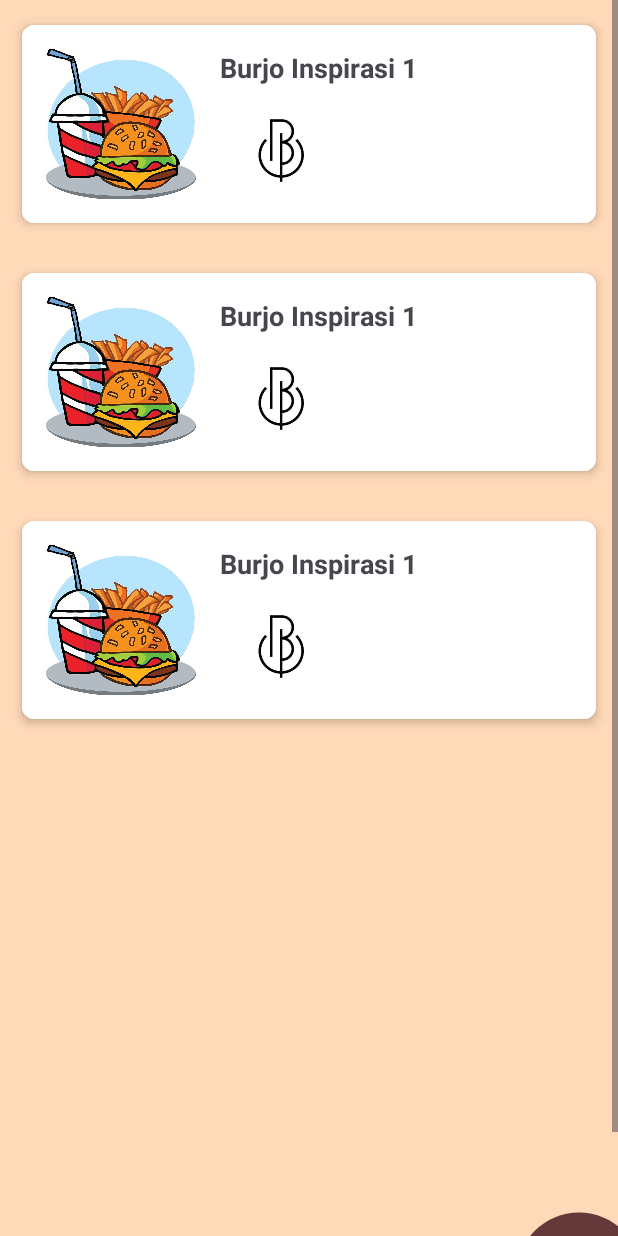
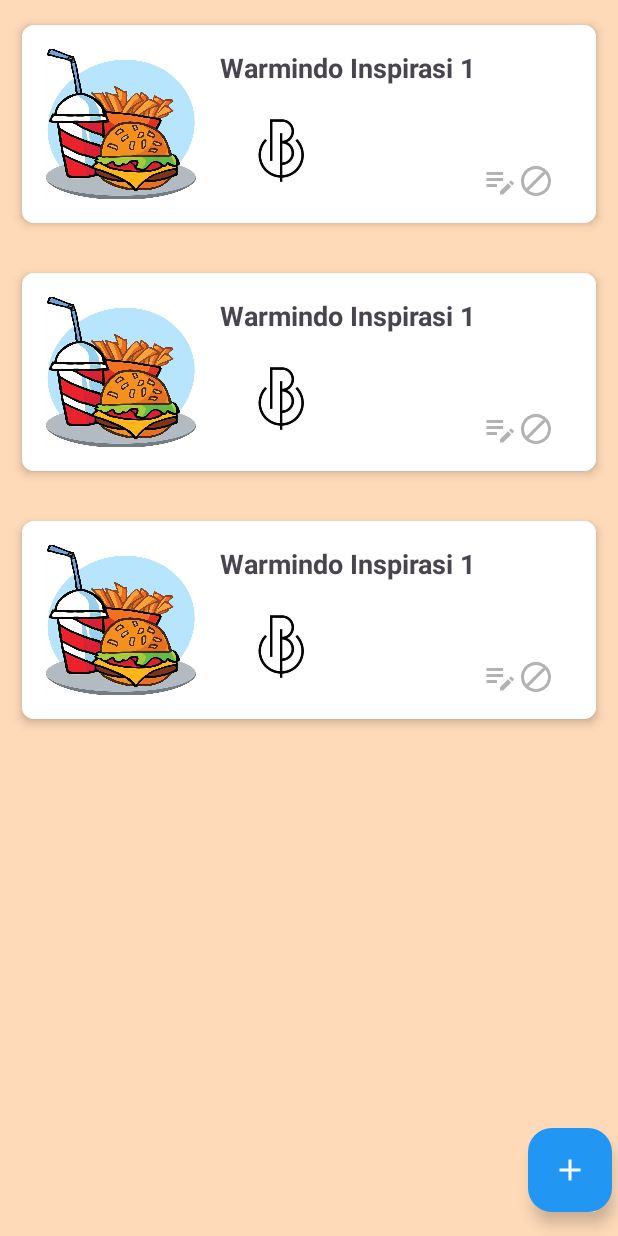
Before and after one commit to salsabilatuadaa/ProjectPBP, an Android app: the layout activity_warung.xml on its own in the app's theme, with its tools: preview values and no code run, on a phone screen of 412 x 824 dp. Run offline under Robolectric (Android 15) with nearby library versions, the phone set to English and light mode, and no system bars.

Commit message:
routing back menu, warung

```diff
--- a/app/src/main/AndroidManifest.xml
+++ b/app/src/main/AndroidManifest.xml
@@ -14,12 +14,15 @@
         tools:targetApi="31">
         <activity
             android:name=".Activity.CreateMenuActivity"
+            android:parentActivityName=".Activity.ListMenuActivity"
             android:exported="false" />
         <activity
             android:name=".Activity.DetailMenuActivity"
+            android:parentActivityName=".Activity.ListMenuActivity"
             android:exported="false" />
         <activity
             android:name=".Activity.ListMenuActivity"
+            android:parentActivityName=".Activity.MainActivity"
             android:exported="false" />
         <activity
             android:name=".Activity.LoginActivity"
@@ -41,6 +44,7 @@
             android:exported="true" />
         <activity
             android:name=".Activity.AddWarungActivity"
+            android:parentActivityName=".Activity.SelectWarung"
             android:exported="true" />
         <activity
             android:name=".Activity.SelectWarung"
--- a/app/src/main/java/com/android/projectpbp/Activity/MainActivity.kt
+++ b/app/src/main/java/com/android/projectpbp/Activity/MainActivity.kt
@@ -20,7 +20,7 @@ class MainActivity : AppCompatActivity() {
             finish()
         }
 
-        binding.buttonMenu.setOnClickListener{
+        binding.buttonMenu.setOnClickListener {
             val intent = Intent(this, ListMenuActivity::class.java)
             startActivity(intent)
             finish()
--- /dev/null
+++ b/app/src/main/res/drawable/baseline_block_24.xml
@@ -0,0 +1,5 @@
+<vector android:height="24dp" android:tint="#B3B1B1"
+    android:viewportHeight="24" android:viewportWidth="24"
+    android:width="24dp" xmlns:android="http://schemas.android.com/apk/res/android">
+    <path android:fillColor="@android:color/white" android:pathData="M12,2C6.48,2 2,6.48 2,12s4.48,10 10,10 10,-4.48 10,-10S17.52,2 12,2zM4,12c0,-4.42 3.58,-8 8,-8 1.85,0 3.55,0.63 4.9,1.69L5.69,16.9C4.63,15.55 4,13.85 4,12zM12,20c-1.85,0 -3.55,-0.63 -4.9,-1.69L18.31,7.1C19.37,8.45 20,10.15 20,12c0,4.42 -3.58,8 -8,8z"/>
+</vector>
--- /dev/null
+++ b/app/src/main/res/drawable/baseline_edit_note_24.xml
@@ -0,0 +1,5 @@
+<vector android:height="24dp" android:tint="#B3B1B1"
+    android:viewportHeight="24" android:viewportWidth="24"
+    android:width="24dp" xmlns:android="http://schemas.android.com/apk/res/android">
+    <path android:fillColor="@android:color/white" android:pathData="M3,10h11v2H3V10zM3,8h11V6H3V8zM3,16h7v-2H3V16zM18.01,12.87l0.71,-0.71c0.39,-0.39 1.02,-0.39 1.41,0l0.71,0.71c0.39,0.39 0.39,1.02 0,1.41l-0.71,0.71L18.01,12.87zM17.3,13.58l-5.3,5.3V21h2.12l5.3,-5.3L17.3,13.58z"/>
+</vector>
--- a/app/src/main/res/layout/activity_detail_warung.xml
+++ b/app/src/main/res/layout/activity_detail_warung.xml
@@ -99,19 +99,17 @@
             app:layout_constraintStart_toStartOf="parent"
             app:layout_constraintEnd_toEndOf="parent" />
 
-        <TextView
+        <EditText
             android:id="@+id/tv_NamaWarungValue"
             android:layout_width="wrap_content"
             android:layout_height="wrap_content"
             android:layout_below="@+id/tv_NamaWarung"
             android:layout_marginStart="15dp"
             android:layout_marginTop="40dp"
-            android:text="Burjo Inspirasi 1"
-            android:textSize="15dp"
             app:layout_constraintEnd_toEndOf="parent"
             app:layout_constraintStart_toStartOf="parent"
             app:layout_constraintTop_toBottomOf="@+id/tv_NamaWarung"
-            tools:ignore="TextSizeCheck" />
+            tools:ignore="TextSizeCheck,SpeakableTextPresentCheck,TouchTargetSizeCheck" />
     </androidx.cardview.widget.CardView>
 
     <androidx.cardview.widget.CardView
--- a/app/src/main/res/layout/activity_warung.xml
+++ b/app/src/main/res/layout/activity_warung.xml
@@ -1,5 +1,5 @@
 <?xml version="1.0" encoding="utf-8"?>
-<ScrollView
+<RelativeLayout
     xmlns:android="http://schemas.android.com/apk/res/android"
     xmlns:app="http://schemas.android.com/apk/res-auto"
     xmlns:tools="http://schemas.android.com/tools"
@@ -15,28 +15,28 @@
         <androidx.recyclerview.widget.RecyclerView
             android:id="@+id/rv_warung"
             android:layout_width="match_parent"
-            android:layout_height="0dp"
-            app:layout_constraintTop_toTopOf="parent"
+            android:layout_height="match_parent"
             app:layout_constraintBottom_toBottomOf="parent"
-            app:layout_constraintStart_toStartOf="parent"
             app:layout_constraintEnd_toEndOf="parent"
             app:layout_constraintHeight_default="percent"
-            app:layout_constraintHeight_percent="0.8"
+            app:layout_constraintHeight_percent="0.1"
+            app:layout_constraintStart_toStartOf="parent"
+            app:layout_constraintTop_toTopOf="parent"
+            app:layout_constraintVertical_bias="0.0"
             app:layout_constraintWidth_percent="1.0"
-            app:layout_constraintVertical_bias="0.0"
             tools:listitem="@layout/item_warung" />
 
-        <ImageView
-            android:id="@+id/iv_addWarung"
+        <com.google.android.material.floatingactionbutton.FloatingActionButton
+            android:id="@+id/addButton"
             android:layout_width="wrap_content"
             android:layout_height="wrap_content"
-            android:layout_marginStart="336dp"
-            android:layout_marginTop="80dp"
-            android:clickable="true"
-            android:onClick="chooseAdd"
-            android:contentDescription="Add new warung"
-            android:src="@drawable/baseline_add_circle_24"
+            android:layout_marginStart="352dp"
+            android:layout_marginBottom="16dp"
+            android:backgroundTint="@color/blue"
+            android:src="@drawable/baseline_add_24"
+            app:layout_constraintBottom_toBottomOf="@id/rv_warung"
             app:layout_constraintStart_toStartOf="parent"
-            app:layout_constraintTop_toBottomOf="@id/rv_warung" />
+            app:tint="@color/white"
+            tools:ignore="SpeakableTextPresentCheck" />
     </androidx.constraintlayout.widget.ConstraintLayout>
-</ScrollView>
+</RelativeLayout>
--- a/app/src/main/res/layout/item_warung.xml
+++ b/app/src/main/res/layout/item_warung.xml
@@ -36,7 +36,7 @@
             app:layout_constraintEnd_toEndOf="parent"
             app:layout_constraintStart_toEndOf="@+id/iv_warung"
             app:layout_constraintTop_toTopOf="@+id/iv_warung"
-            tools:text="Burjo Inspirasi 1" />
+            tools:text="Warmindo Inspirasi 1" />
 
         <ImageView
             android:id="@+id/iv_logo"
@@ -49,6 +49,26 @@
             app:layout_constraintStart_toStartOf="@+id/tv_cabang_warung"
             app:layout_constraintTop_toBottomOf="@+id/tv_cabang_warung" />
 
+        <ImageView
+            android:layout_width="wrap_content"
+            android:layout_height="wrap_content"
+            android:layout_marginTop="76dp"
+            android:layout_marginEnd="36dp"
+            android:clickable="true"
+            android:src="@drawable/baseline_edit_note_24"
+            app:layout_constraintEnd_toEndOf="@+id/tv_cabang_warung"
+            app:layout_constraintTop_toTopOf="@+id/tv_cabang_warung" />
+
+        <ImageView
+            android:layout_width="wrap_content"
+            android:layout_height="wrap_content"
+            android:layout_marginTop="76dp"
+            android:layout_marginEnd="12dp"
+            android:clickable="true"
+            android:src="@drawable/baseline_block_24"
+            app:layout_constraintEnd_toEndOf="@+id/tv_cabang_warung"
+            app:layout_constraintTop_toTopOf="@+id/tv_cabang_warung" />
+
     </androidx.constraintlayout.widget.ConstraintLayout>
 
 </androidx.cardview.widget.CardView>
```
Also changed, not shown: app/src/main/java/com/android/projectpbp/Activity/AddWarungActivity.kt (+12 -0 lines), app/src/main/java/com/android/projectpbp/Activity/CreateMenuActivity.kt (+12 -0 lines), app/src/main/java/com/android/projectpbp/Activity/ListMenuActivity.kt (+11 -0 lines), app/src/main/java/com/android/projectpbp/Activity/SelectWarung.kt (+18 -3 lines).
